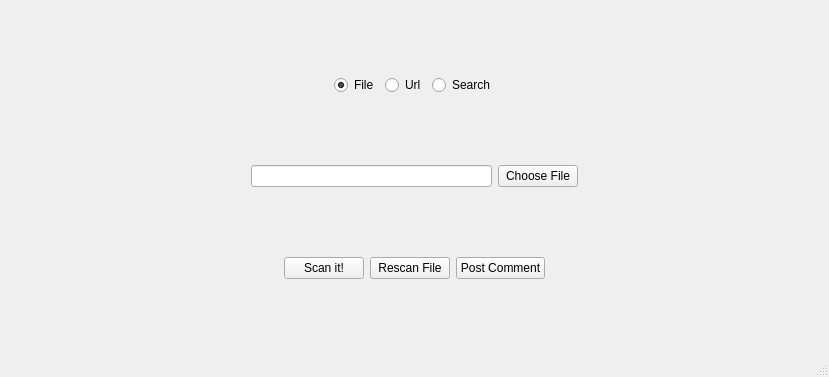
Qt form client/mainwindow.ui (lieroz/VirusTotalClient) before a commit.
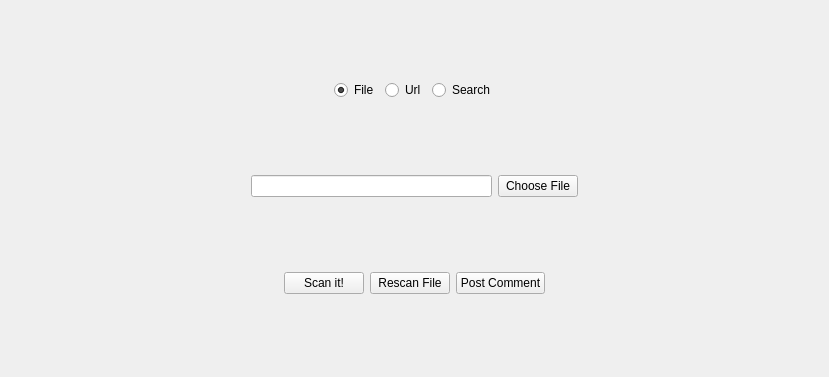
The same form after that commit.

```diff
--- a/client/mainwindow.ui
+++ b/client/mainwindow.ui
@@ -172,7 +172,6 @@
    </layout>
    <zorder></zorder>
   </widget>
-  <widget class="QStatusBar" name="statusBar"/>
   <action name="actionNew_Window">
    <property name="text">
     <string>New Window</string>
```
